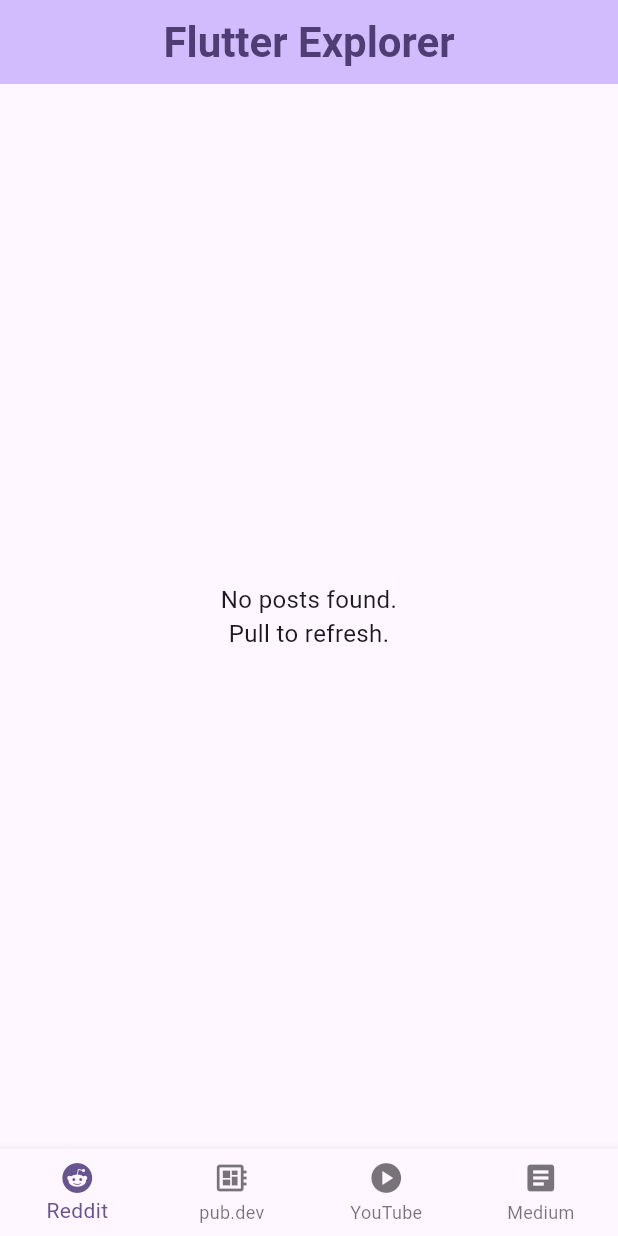
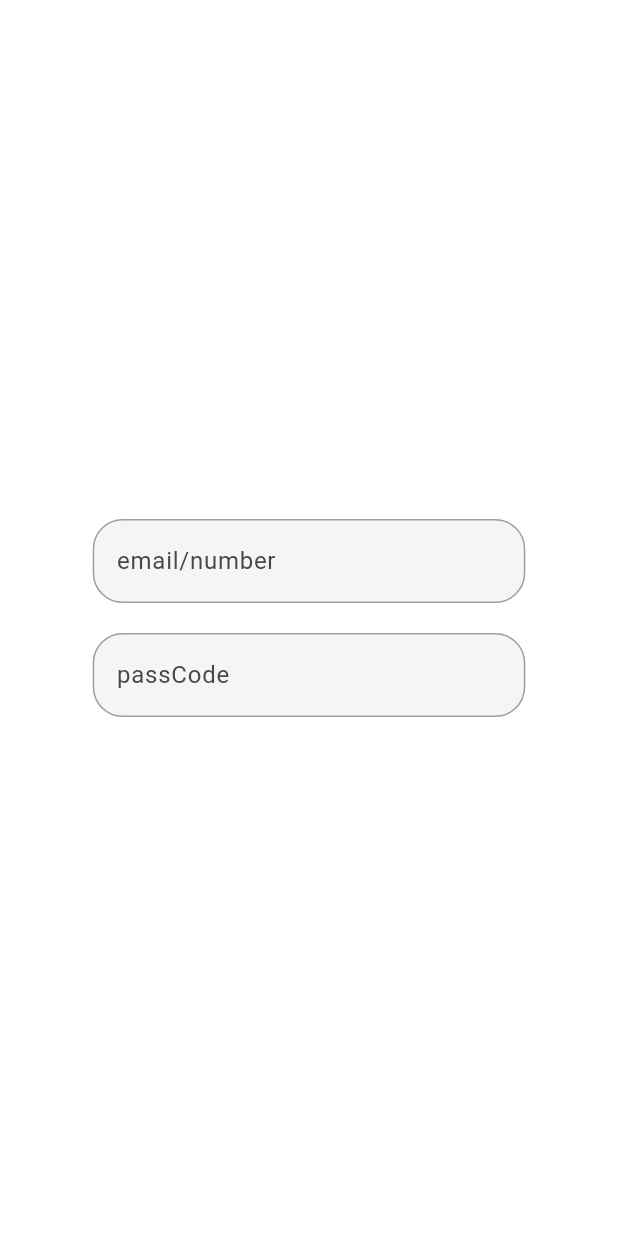
Before and after one commit to JagadeeswarReddy-Bollavaram/flutter_updates, a Flutter app: the screen it shows after launch, on a phone screen of 412 x 824 dp. Run offline on Flutter 3.47's test engine with Material 3 defaults, Android fonts, the phone set to English and light mode, and no system bars; our stand-ins replace flutter_bloc.

Commit message:
Login Screen Changes

```diff
--- /dev/null
+++ b/lib/commonWidgets/textfield.dart
@@ -0,0 +1,47 @@
+import 'package:flutter/material.dart';
+
+class AppTextField extends StatefulWidget {
+  TextEditingController controller;
+  FormFieldValidator<String>? validation;
+  String? hintText;
+  bool obscureText;
+  AppTextField(
+      {required this.controller,
+      this.validation,
+      this.hintText,
+      this.obscureText = false,
+      super.key});
+
+  @override
+  State<AppTextField> createState() => _AppTextFieldState();
+}
+
+class _AppTextFieldState extends State<AppTextField> {
+  @override
+  Widget build(BuildContext context) {
+    return TextFormField(
+      autovalidateMode: AutovalidateMode.onUnfocus,
+      validator: widget.validation,
+      controller: widget.controller,
+      obscureText: widget.obscureText,
+      decoration: InputDecoration(
+          hintText: widget.hintText,
+          filled: true,
+          fillColor: Colors.grey.shade100,
+
+          // When not focused
+          enabledBorder: OutlineInputBorder(
+            borderRadius: BorderRadius.circular(20),
+            borderSide: BorderSide(color: Colors.grey),
+          ),
+          // When focused
+          focusedBorder: OutlineInputBorder(
+            borderRadius: BorderRadius.circular(20),
+            borderSide: BorderSide(color: Colors.black, width: 2),
+          ),
+          errorBorder: OutlineInputBorder(
+              borderRadius: BorderRadius.circular(20),
+              borderSide: BorderSide(color: Colors.red, width: 3))),
+    );
+  }
+}
--- /dev/null
+++ b/lib/login/bloc/login_bloc.dart
@@ -0,0 +1,21 @@
+import 'package:flutter_bloc/flutter_bloc.dart';
+import 'package:test_app/login/bloc/login_bloc_events.dart';
+import 'package:test_app/login/bloc/login_bloc_state.dart';
+
+class LoginBloc extends Bloc<LoginEvent, LoginState> {
+  LoginBloc() : super(LoginInitialState()) {
+    on<LoginInitialEvent>((event, emit) {
+      emit(LoginInitialState());
+    });
+
+    on<OnLoginEvent>((event, emit) async {
+      emit(LoginLoadingState());
+      if (event.passCode == 'Update@2025') {
+        await Future.delayed(Duration(seconds: 1));
+        emit(LoginSuccessState());
+      } else {
+        emit(LoginErrorState('Please check the passcode'));
+      }
+    });
+  }
+}
--- /dev/null
+++ b/lib/login/bloc/login_bloc_events.dart
@@ -0,0 +1,9 @@
+abstract class LoginEvent {}
+
+class LoginInitialEvent extends LoginEvent {}
+
+class OnLoginEvent extends LoginEvent {
+  String user;
+  String passCode;
+  OnLoginEvent(this.user, this.passCode);
+}
--- /dev/null
+++ b/lib/login/bloc/login_bloc_state.dart
@@ -0,0 +1,12 @@
+abstract class LoginState {}
+
+class LoginInitialState extends LoginState {}
+
+class LoginLoadingState extends LoginState {}
+
+class LoginErrorState extends LoginState {
+  String msg;
+  LoginErrorState(this.msg);
+}
+
+class LoginSuccessState extends LoginState {}
--- /dev/null
+++ b/lib/login/view/login_page.dart
@@ -0,0 +1,71 @@
+import 'package:flutter/material.dart';
+import 'package:test_app/commonWidgets/textfield.dart';
+
+class LoginPage extends StatefulWidget {
+  const LoginPage({super.key});
+
+  @override
+  State<LoginPage> createState() => _LoginPageState();
+}
+
+class _LoginPageState extends State<LoginPage> {
+  final TextEditingController userConroller = TextEditingController();
+  final TextEditingController passcodeConroller = TextEditingController();
+  @override
+  Widget build(BuildContext context) {
+    return SafeArea(
+      child: Scaffold(
+        backgroundColor: Colors.white,
+        body: Column(
+          crossAxisAlignment: CrossAxisAlignment.center,
+          mainAxisAlignment: MainAxisAlignment.center,
+          children: [
+            Expanded(
+              child: Center(
+                child: Column(
+                  mainAxisSize: MainAxisSize.min,
+                  mainAxisAlignment: MainAxisAlignment.center,
+                  crossAxisAlignment: CrossAxisAlignment.center,
+                  children: [
+                    SizedBox(
+                      width: MediaQuery.of(context).size.width * 0.7,
+                      child: AppTextField(
+                        controller: userConroller,
+                        validation: (value) {
+                          if (value != null) {
+                            bool check = value.runes.every(
+                              (element) => element >= 48 && element <= 57,
+                            );
+                            if (check && value.length == 10) return null;
+                            if (check && value.length != 10) {
+                              return 'pls enter 10 digits';
+                            }
+                            if (!(check && value.contains('@'))) {
+                              return 'pls enter valid email id';
+                            }
+                          }
+                        },
+                        hintText: 'email/number',
+                      ),
+                    ),
+                    SizedBox(
+                      height: 20,
+                    ),
+                    SizedBox(
+                      width: MediaQuery.of(context).size.width * 0.7,
+                      child: AppTextField(
+                        controller: passcodeConroller,
+                        obscureText: true,
+                        hintText: 'passCode',
+                      ),
+                    )
+                  ],
+                ),
+              ),
+            ),
+          ],
+        ),
+      ),
+    );
+  }
+}
--- a/lib/main.dart
+++ b/lib/main.dart
@@ -1,4 +1,5 @@
 import 'package:flutter/material.dart';
+import 'package:test_app/login/view/login_page.dart';
 import 'pages/reddit_page.dart';
 import 'pages/pubdev_page.dart';
 import 'pages/youtube_page.dart';
@@ -19,7 +20,7 @@ class FlutterExplorerApp extends StatelessWidget {
         colorScheme: ColorScheme.fromSeed(seedColor: Colors.deepPurple),
         useMaterial3: true,
       ),
-      home: const HomePage(),
+      home: const LoginPage(),
     );
   }
 }
--- a/lib/services/pubdev_service.dart
+++ b/lib/services/pubdev_service.dart
@@ -1,6 +1,6 @@
 import 'dart:convert';
 import 'package:flutter/material.dart';
-import 'package:flutter_html/flutter_html.dart';
+// import 'package:flutter_html/flutter_html.dart';
 import 'package:http/http.dart' as http;
 import '../models/pubdev_package.dart';
 
--- a/pubspec.yaml
+++ b/pubspec.yaml
@@ -36,6 +36,7 @@ dependencies:
   url_launcher: ^6.2.5
   intl: ^0.18.1
   xml: ^6.3.0
+  flutter_bloc: ^9.1.1
 
   # The following adds the Cupertino Icons font to your application.
   # Use with the CupertinoIcons class for iOS style icons.
```
